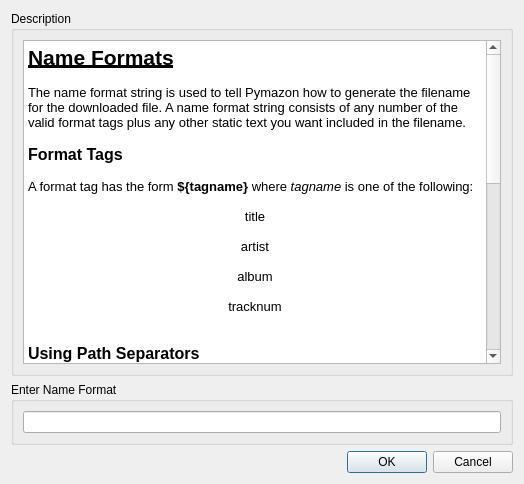
Old version of the form pymazon/qt/_nameformatdialog.ui in the repository MStrecke/michaelstrecke-pymazon.
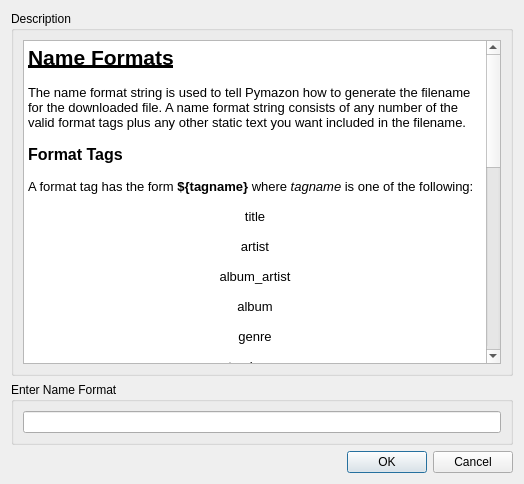
New version of the form.

```diff
--- a/pymazon/qt/_nameformatdialog.ui
+++ b/pymazon/qt/_nameformatdialog.ui
@@ -48,10 +48,17 @@
 &lt;p align=&quot;center&quot; style=&quot;-qt-paragraph-type:empty; margin-top:0px; margin-bottom:0px; margin-left:0px; margin-right:0px; -qt-block-indent:0; text-indent:0px;&quot;&gt;&lt;/p&gt;
 &lt;p align=&quot;center&quot; style=&quot; margin-top:0px; margin-bottom:0px; margin-left:0px; margin-right:0px; -qt-block-indent:0; text-indent:0px;&quot;&gt;artist&lt;/p&gt;
 &lt;p align=&quot;center&quot; style=&quot;-qt-paragraph-type:empty; margin-top:0px; margin-bottom:0px; margin-left:0px; margin-right:0px; -qt-block-indent:0; text-indent:0px;&quot;&gt;&lt;/p&gt;
+&lt;p align=&quot;center&quot; style=&quot; margin-top:0px; margin-bottom:0px; margin-left:0px; margin-right:0px; -qt-block-indent:0; text-indent:0px;&quot;&gt;album_artist&lt;/p&gt;
+&lt;p align=&quot;center&quot; style=&quot;-qt-paragraph-type:empty; margin-top:0px; margin-bottom:0px; margin-left:0px; margin-right:0px; -qt-block-indent:0; text-indent:0px;&quot;&gt;&lt;/p&gt;
 &lt;p align=&quot;center&quot; style=&quot; margin-top:0px; margin-bottom:0px; margin-left:0px; margin-right:0px; -qt-block-indent:0; text-indent:0px;&quot;&gt;album&lt;/p&gt;
 &lt;p align=&quot;center&quot; style=&quot;-qt-paragraph-type:empty; margin-top:0px; margin-bottom:0px; margin-left:0px; margin-right:0px; -qt-block-indent:0; text-indent:0px;&quot;&gt;&lt;/p&gt;
+&lt;p align=&quot;center&quot; style=&quot; margin-top:0px; margin-bottom:0px; margin-left:0px; margin-right:0px; -qt-block-indent:0; text-indent:0px;&quot;&gt;genre&lt;/p&gt;
+&lt;p align=&quot;center&quot; style=&quot;-qt-paragraph-type:empty; margin-top:0px; margin-bottom:0px; margin-left:0px; margin-right:0px; -qt-block-indent:0; text-indent:0px;&quot;&gt;&lt;/p&gt;
 &lt;p align=&quot;center&quot; style=&quot; margin-top:0px; margin-bottom:0px; margin-left:0px; margin-right:0px; -qt-block-indent:0; text-indent:0px;&quot;&gt;tracknum&lt;/p&gt;
 &lt;p align=&quot;center&quot; style=&quot;-qt-paragraph-type:empty; margin-top:0px; margin-bottom:0px; margin-left:0px; margin-right:0px; -qt-block-indent:0; text-indent:0px;&quot;&gt;&lt;/p&gt;
+&lt;p align=&quot;center&quot; style=&quot; margin-top:0px; margin-bottom:0px; margin-left:0px; margin-right:0px; -qt-block-indent:0; text-indent:0px;&quot;&gt;discnum&lt;/p&gt;
+&lt;p align=&quot;center&quot; style=&quot;-qt-paragraph-type:empty; margin-top:0px; margin-bottom:0px; margin-left:0px; margin-right:0px; -qt-block-indent:0; text-indent:0px;&quot;&gt;&lt;/p&gt;
+&lt;p align=&quot;center&quot; style=&quot;-qt-paragraph-type:empty; margin-top:0px; margin-bottom:0px; margin-left:0px; margin-right:0px; -qt-block-indent:0; text-indent:0px;&quot;&gt;&lt;/p&gt;
 &lt;p style=&quot; margin-top:0px; margin-bottom:0px; margin-left:0px; margin-right:0px; -qt-block-indent:0; text-indent:0px;&quot;&gt;  &lt;/p&gt;
 &lt;p style=&quot; margin-top:0px; margin-bottom:0px; margin-left:0px; margin-right:0px; -qt-block-indent:0; text-indent:0px;&quot;&gt;&lt;span style=&quot; font-size:12pt; font-weight:600;&quot;&gt;Using Path Separators&lt;/span&gt;&lt;/p&gt;
 &lt;p style=&quot;-qt-paragraph-type:empty; margin-top:0px; margin-bottom:0px; margin-left:0px; margin-right:0px; -qt-block-indent:0; text-indent:0px;&quot;&gt;&lt;/p&gt;
@@ -59,7 +66,7 @@
 &lt;p style=&quot;-qt-paragraph-type:empty; margin-top:0px; margin-bottom:0px; margin-left:0px; margin-right:0px; -qt-block-indent:0; text-indent:0px;&quot;&gt;&lt;/p&gt;
 &lt;p style=&quot; margin-top:0px; margin-bottom:0px; margin-left:0px; margin-right:0px; -qt-block-indent:0; text-indent:0px;&quot;&gt;Suppose we have the name format: &lt;/p&gt;
 &lt;p style=&quot;-qt-paragraph-type:empty; margin-top:0px; margin-bottom:0px; margin-left:0px; margin-right:0px; -qt-block-indent:0; text-indent:0px;&quot;&gt;&lt;/p&gt;
-&lt;p align=&quot;center&quot; style=&quot; margin-top:0px; margin-bottom:0px; margin-left:0px; margin-right:0px; -qt-block-indent:0; text-indent:0px;&quot;&gt;&lt;span style=&quot; font-weight:600;&quot;&gt;/${artist}/${album}/${tracknum} - ${title}&lt;/span&gt; &lt;/p&gt;
+&lt;p align=&quot;center&quot; style=&quot; margin-top:0px; margin-bottom:0px; margin-left:0px; margin-right:0px; -qt-block-indent:0; text-indent:0px;&quot;&gt;&lt;span style=&quot; font-weight:600;&quot;&gt;/${album_artist}/${album}/${tracknum} - ${title}&lt;/span&gt; &lt;/p&gt;
 &lt;p style=&quot;-qt-paragraph-type:empty; margin-top:0px; margin-bottom:0px; margin-left:0px; margin-right:0px; -qt-block-indent:0; text-indent:0px;&quot;&gt;&lt;/p&gt;
 &lt;p style=&quot; margin-top:0px; margin-bottom:0px; margin-left:0px; margin-right:0px; -qt-block-indent:0; text-indent:0px;&quot;&gt;and the save directory: &lt;/p&gt;
 &lt;p style=&quot;-qt-paragraph-type:empty; margin-top:0px; margin-bottom:0px; margin-left:0px; margin-right:0px; -qt-block-indent:0; text-indent:0px;&quot;&gt;&lt;/p&gt;
@@ -69,7 +76,7 @@
 &lt;p style=&quot;-qt-paragraph-type:empty; margin-top:0px; margin-bottom:0px; margin-left:0px; margin-right:0px; -qt-block-indent:0; text-indent:0px;&quot;&gt;&lt;/p&gt;
 &lt;p align=&quot;center&quot; style=&quot; margin-top:0px; margin-bottom:0px; margin-left:0px; margin-right:0px; -qt-block-indent:0; text-indent:0px;&quot;&gt;Track Number: &lt;span style=&quot; font-weight:600;&quot;&gt;1&lt;/span&gt;&lt;/p&gt;
 &lt;p align=&quot;center&quot; style=&quot; margin-top:0px; margin-bottom:0px; margin-left:0px; margin-right:0px; -qt-block-indent:0; text-indent:0px;&quot;&gt;Title: &lt;span style=&quot; font-weight:600;&quot;&gt;Uno&lt;/span&gt;&lt;/p&gt;
-&lt;p align=&quot;center&quot; style=&quot; margin-top:0px; margin-bottom:0px; margin-left:0px; margin-right:0px; -qt-block-indent:0; text-indent:0px;&quot;&gt;Artist: &lt;span style=&quot; font-weight:600;&quot;&gt;Ludovico Einaudi&lt;/span&gt;&lt;/p&gt;
+&lt;p align=&quot;center&quot; style=&quot; margin-top:0px; margin-bottom:0px; margin-left:0px; margin-right:0px; -qt-block-indent:0; text-indent:0px;&quot;&gt;AlbumArtist: &lt;span style=&quot; font-weight:600;&quot;&gt;Ludovico Einaudi&lt;/span&gt;&lt;/p&gt;
 &lt;p align=&quot;center&quot; style=&quot; margin-top:0px; margin-bottom:0px; margin-left:0px; margin-right:0px; -qt-block-indent:0; text-indent:0px;&quot;&gt;Album: &lt;span style=&quot; font-weight:600;&quot;&gt;Divenire&lt;/span&gt;&lt;/p&gt;
 &lt;p style=&quot;-qt-paragraph-type:empty; margin-top:0px; margin-bottom:0px; margin-left:0px; margin-right:0px; -qt-block-indent:0; text-indent:0px;&quot;&gt;&lt;/p&gt;
 &lt;p style=&quot; margin-top:0px; margin-bottom:0px; margin-left:0px; margin-right:0px; -qt-block-indent:0; text-indent:0px;&quot;&gt;The track will be written to disk as:&lt;/p&gt;
```
